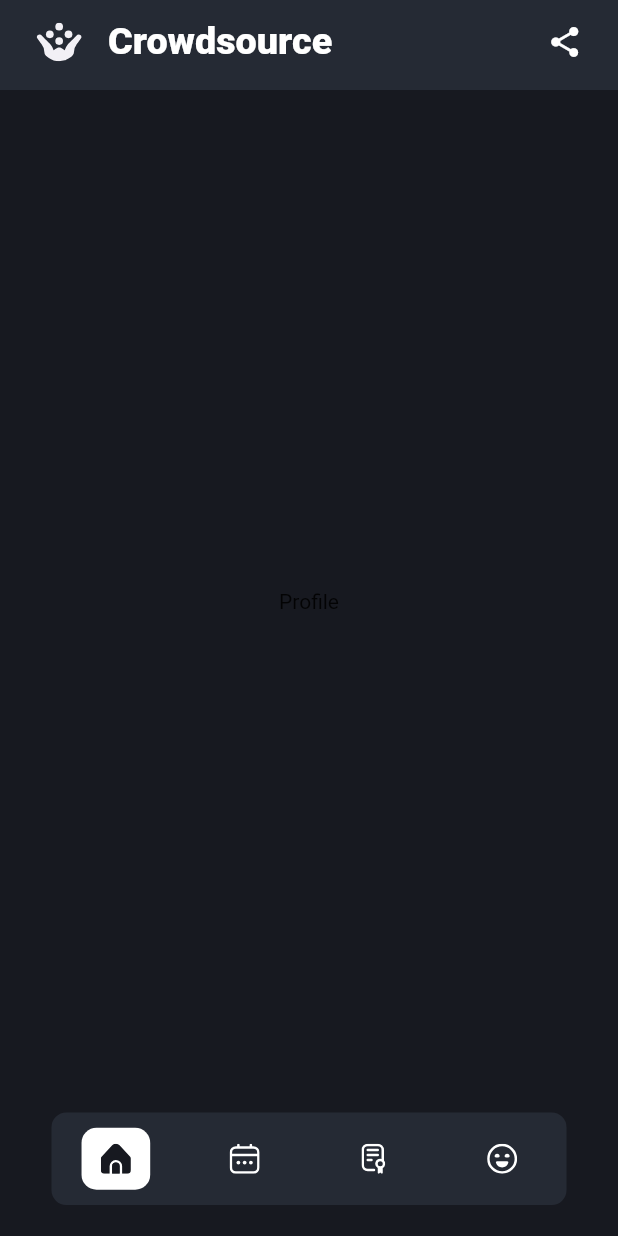
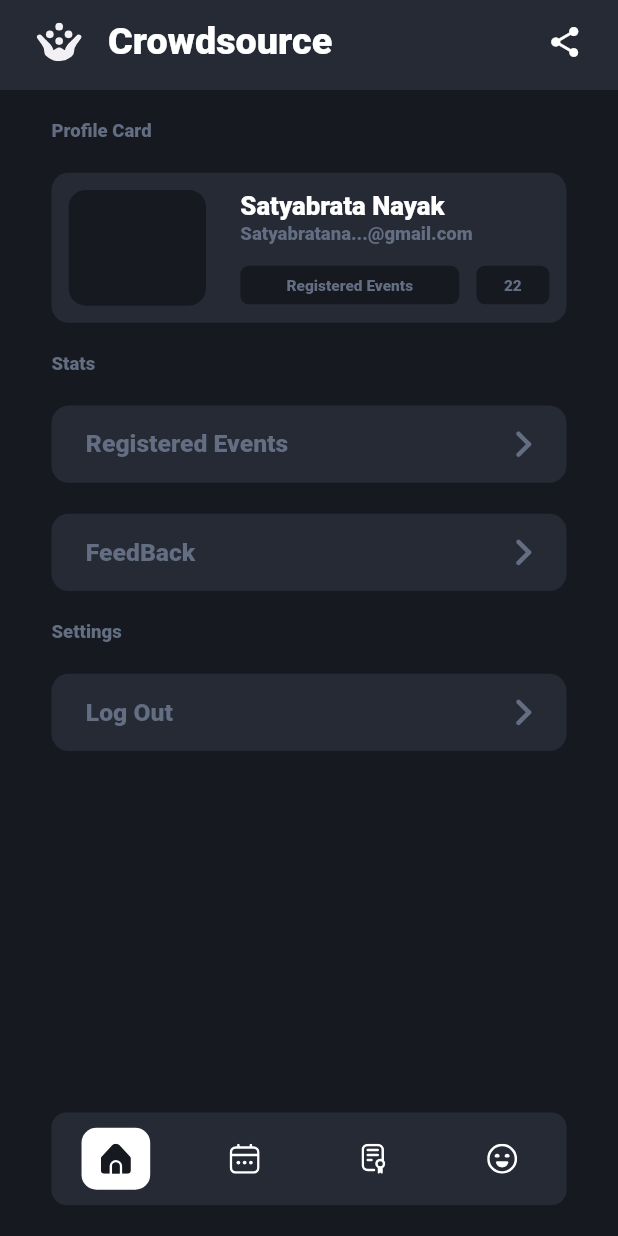
Before and after one commit to satyabratanayak/crowdsource, a Flutter app: the ParticipantHomePage screen opened directly, swiped to page 4, on a phone screen of 412 x 824 dp. Run offline on Flutter 3.47's test engine with Material 2 defaults, Android fonts, the phone set to English and light mode, and no system bars; our stand-ins replace flutter_svg, share_plus.

Commit message:
v0.3.0 Participant Profile Page Front end Completed

```diff
--- /dev/null
+++ b/lib/Frontend/Pages/HomePages/Participant/ContestPage/participant_contest_screen.dart
@@ -0,0 +1,12 @@
+import 'package:flutter/material.dart';
+
+class ParticipantContestScreen extends StatelessWidget {
+  const ParticipantContestScreen({Key? key}) : super(key: key);
+
+  @override
+  Widget build(BuildContext context) {
+    return const Center(
+      child: Text("Participant Home"),
+    );
+  }
+}
--- /dev/null
+++ b/lib/Frontend/Pages/HomePages/Participant/EventPage/participant_event_screen.dart
@@ -0,0 +1,20 @@
+import 'package:crowdsource/Frontend/widgets/title_card.dart';
+import 'package:crowdsource/Utilities/constants.dart';
+import 'package:flutter/material.dart';
+
+class ParticipantEventScreen extends StatelessWidget {
+  const ParticipantEventScreen({Key? key}) : super(key: key);
+
+  @override
+  Widget build(BuildContext context) {
+    return Padding(
+      padding: kSingleHorizontal,
+      child: Column(
+        crossAxisAlignment: CrossAxisAlignment.start,
+        children: const [
+          TitleHeading(title: "Contests"),
+        ],
+      ),
+    );
+  }
+}
--- /dev/null
+++ b/lib/Frontend/Pages/HomePages/Participant/HomePage/participant_home_screen.dart
@@ -0,0 +1,14 @@
+import 'package:flutter/material.dart';
+
+class ParticipantHomeScreen extends StatelessWidget {
+  const ParticipantHomeScreen({Key? key}) : super(key: key);
+
+  @override
+  Widget build(BuildContext context) {
+    return const Center(
+      child: Text(
+        "Participant Home",
+      ),
+    );
+  }
+}
--- /dev/null
+++ b/lib/Frontend/Pages/HomePages/Participant/ProfilePage/participant_profile_screen.dart
@@ -0,0 +1,172 @@
+import 'package:crowdsource/Frontend/widgets/showsnack.dart';
+import 'package:crowdsource/Frontend/widgets/title_card.dart';
+import 'package:crowdsource/Utilities/constants.dart';
+import 'package:crowdsource/Utilities/size_config.dart';
+import 'package:flutter/material.dart';
+import 'package:flutter_svg/flutter_svg.dart';
+
+class ParticipantProfileScreen extends StatelessWidget {
+  const ParticipantProfileScreen({Key? key}) : super(key: key);
+
+  @override
+  Widget build(BuildContext context) {
+    return Padding(
+      padding: kSingleHorizontal,
+      child: Column(
+        crossAxisAlignment: CrossAxisAlignment.start,
+        children: [
+          const TitleHeading(title: "Profile Card"),
+          const ProfileCard(),
+          const TitleHeading(title: "Stats"),
+          SettingsButton(
+              onTap: () {
+                showButtonsnack(context, "We are working on it,");
+              },
+              title: "Registered Events"),
+          SizedBox(height: getHeight(20)),
+          SettingsButton(
+              onTap: () {
+                showButtonsnack(context, "We are working on it,");
+              },
+              title: "FeedBack"),
+          const TitleHeading(title: "Settings"),
+          SettingsButton(onTap: () {}, title: "Log Out")
+        ],
+      ),
+    );
+  }
+}
+
+class SettingsButton extends StatelessWidget {
+  final VoidCallback onTap;
+  final String title;
+  const SettingsButton({
+    Key? key,
+    required this.onTap,
+    required this.title,
+  }) : super(key: key);
+
+  @override
+  Widget build(BuildContext context) {
+    return InkWell(
+      borderRadius: BorderRadius.circular(30),
+      onTap: onTap,
+      child: Container(
+        height: getHeight(50),
+        decoration: BoxDecoration(
+          color: kPrimaryLight,
+          borderRadius: kHalfCurve,
+        ),
+        child: Padding(
+          padding: kFullHorizontal,
+          child: Row(
+            // mainAxisAlignment: MainAxisAlignment.spaceAround,
+            children: [
+              Text(
+                title,
+                style: kStylePrimaryButtonLight,
+              ),
+              const Spacer(),
+              SvgPicture.asset("assets/icons/icon_next.svg")
+            ],
+          ),
+        ),
+      ),
+    );
+  }
+}
+
+class ProfileCard extends StatelessWidget {
+  const ProfileCard({
+    Key? key,
+  }) : super(key: key);
+
+  @override
+  Widget build(BuildContext context) {
+    return Container(
+      height: 100,
+      decoration: BoxDecoration(
+        color: kPrimaryLight,
+        borderRadius: kHalfCurve,
+      ),
+      child: Row(
+        children: [
+          Expanded(
+            flex: 1,
+            child: Padding(
+              padding: kHalfPad,
+              child: Container(
+                decoration: BoxDecoration(
+                  color: kPrimaryDark,
+                  borderRadius: kHalfCurve,
+                ),
+              ),
+            ),
+          ),
+          Expanded(
+            flex: 2,
+            child: Padding(
+              padding: kHalfPad,
+              child: Column(
+                crossAxisAlignment: CrossAxisAlignment.start,
+                mainAxisAlignment: MainAxisAlignment.spaceAround,
+                children: [
+                  Text(
+                    "Satyabrata Nayak",
+                    style: kStylePrimaryHeading,
+                  ),
+                  Text(
+                    "Satyabratana...@gmail.com",
+                    style: kStylePrimaryPara,
+                  ),
+                  SizedBox(
+                    height: getHeight(10),
+                  ),
+                  Row(
+                    children: [
+                      Expanded(
+                        flex: 3,
+                        child: Container(
+                          height: getHeight(25),
+                          decoration: BoxDecoration(
+                            color: kPrimaryDark,
+                            borderRadius: kQuatCurve,
+                          ),
+                          child: Center(
+                            child: Text(
+                              "Registered Events",
+                              style: kStyleSecondaryPara,
+                            ),
+                          ),
+                        ),
+                      ),
+                      SizedBox(
+                        width: getWidth(10),
+                      ),
+                      Expanded(
+                        flex: 1,
+                        child: Container(
+                          height: getHeight(25),
+                          decoration: BoxDecoration(
+                            color: kPrimaryDark,
+                            borderRadius: kQuatCurve,
+                          ),
+                          child: Center(
+                            child: Text(
+                              "22",
+                              style: kStyleSecondaryPara,
+                            ),
+                          ),
+                        ),
+                      ),
+                    ],
+                  )
+                ],
+              ),
+            ),
+          ),
+        ],
+      ),
+    );
+  }
+}
--- a/lib/Frontend/Pages/HomePages/Participant/participant_home.dart
+++ b/lib/Frontend/Pages/HomePages/Participant/participant_home.dart
@@ -1,3 +1,7 @@
+import 'package:crowdsource/Frontend/Pages/HomePages/Participant/ContestPage/participant_contest_screen.dart';
+import 'package:crowdsource/Frontend/Pages/HomePages/Participant/EventPage/participant_event_screen.dart';
+import 'package:crowdsource/Frontend/Pages/HomePages/Participant/HomePage/participant_home_screen.dart';
+import 'package:crowdsource/Frontend/Pages/HomePages/Participant/ProfilePage/participant_profile_screen.dart';
 import 'package:crowdsource/Frontend/widgets/BottomBar/bottom_bar.dart';
 import 'package:crowdsource/Frontend/widgets/widget_appbar.dart';
 import 'package:crowdsource/Utilities/constants.dart';
@@ -29,10 +33,10 @@ class _ParticipantHomePageState extends State<ParticipantHomePage> {
         physics: const NeverScrollableScrollPhysics(),
         controller: pageController,
         children: const [
-          Center(child: Text("Home")),
-          Center(child: Text("Event")),
-          Center(child: Text("Contest")),
-          Center(child: Text("Profile")),
+          ParticipantHomeScreen(),
+          ParticipantEventScreen(),
+          ParticipantContestScreen(),
+          ParticipantProfileScreen(),
         ],
       ),
       bottomNavigationBar: NavigateBar(
--- a/lib/Frontend/Pages/WelcomePage/choosetag.dart
+++ b/lib/Frontend/Pages/WelcomePage/choosetag.dart
@@ -45,7 +45,7 @@ class _ChooseProfilePageState extends State<ChooseProfilePage> {
                         child: Text(
                           "Join the app by selecting one of the tags. Are you an influencer or a participant ?",
                           textAlign: TextAlign.center,
-                          style: kStyleSecondaryPara,
+                          style: kStylePrimaryPara,
                         ),
                       ),
                     ]),
--- a/lib/Frontend/Pages/WelcomePage/signin.dart
+++ b/lib/Frontend/Pages/WelcomePage/signin.dart
@@ -1,5 +1,6 @@
 import 'package:crowdsource/Frontend/Pages/HomePages/Influencer/influencer_homepage.dart';
 import 'package:crowdsource/Frontend/Pages/HomePages/Participant/participant_home.dart';
+import 'package:crowdsource/Frontend/widgets/showsnack.dart';
 import 'package:crowdsource/Utilities/size_config.dart';
 import 'package:crowdsource/backend/Providers/provider_tag.dart';
 import 'package:flutter/material.dart';
@@ -46,7 +47,7 @@ class SignInPage extends StatelessWidget {
                         child: Text(
                           "Choose the best social login for joining google crowsource ?",
                           textAlign: TextAlign.center,
-                          style: kStyleSecondaryPara,
+                          style: kStylePrimaryPara,
                         ),
                       ),
                     ]),
@@ -63,19 +64,19 @@ class SignInPage extends StatelessWidget {
                         children: [
                           SocialButtons(
                             onTap: () {
-                              showButtonsnack(context);
+                              showButtonsnack(context, "We are working on it, please try sign in with google");
                             },
                             svgPath: "assets/icons/icon_apple.svg",
                           ),
                           SocialButtons(
                             onTap: () {
-                              showButtonsnack(context);
+                              showButtonsnack(context, "We are working on it, please try sign in with google");
                             },
                             svgPath: "assets/icons/icon_github.svg",
                           ),
                           SocialButtons(
                             onTap: () {
-                              showButtonsnack(context);
+                              showButtonsnack(context, "We are working on it, please try sign in with google");
                             },
                             svgPath: "assets/icons/icon_twitter.svg",
                           ),
@@ -214,10 +215,3 @@ class SocialButtons extends StatelessWidget {
     );
   }
 }
-
-showButtonsnack(BuildContext context) {
-  ScaffoldMessenger.of(context).showSnackBar(const SnackBar(
-    content: Text("We are working on it, please try sign in with google"),
-    duration: Duration(milliseconds: 500),
-  ));
-}
--- a/lib/Frontend/widgets/optioncard.dart
+++ b/lib/Frontend/widgets/optioncard.dart
@@ -67,7 +67,7 @@ class _OptionCardState extends State<OptionCard> {
                     ),
                     Text(
                       widget.description,
-                      style: kStyleSecondaryPara,
+                      style: kStylePrimaryPara,
                     )
                   ],
                 ),
--- /dev/null
+++ b/lib/Frontend/widgets/showsnack.dart
@@ -0,0 +1,8 @@
+import 'package:flutter/material.dart';
+
+showButtonsnack(BuildContext context, String text) {
+  ScaffoldMessenger.of(context).showSnackBar(SnackBar(
+    content: Text(text),
+    duration: const Duration(milliseconds: 500),
+  ));
+}
--- /dev/null
+++ b/lib/Frontend/widgets/title_card.dart
@@ -0,0 +1,30 @@
+import 'package:crowdsource/Utilities/constants.dart';
+import 'package:crowdsource/Utilities/size_config.dart';
+import 'package:flutter/material.dart';
+
+class TitleHeading extends StatelessWidget {
+  final String title;
+  const TitleHeading({
+    Key? key,
+    required this.title,
+  }) : super(key: key);
+
+  @override
+  Widget build(BuildContext context) {
+    return Column(
+      crossAxisAlignment: CrossAxisAlignment.start,
+      children: [
+        SizedBox(
+          height: getHeight(20),
+        ),
+        Text(
+          title,
+          style: kStylePrimaryPara,
+        ),
+        SizedBox(
+          height: getHeight(20),
+        ),
+      ],
+    );
+  }
+}
--- a/lib/Utilities/constants.dart
+++ b/lib/Utilities/constants.dart
@@ -31,16 +31,21 @@ TextStyle kStyleSecondaryBold = TextStyle(
   fontSize: getHeight(22),
   fontWeight: FontWeight.w900,
 );
+TextStyle kStylePrimaryHeading = TextStyle(
+  color: kPrimaryText,
+  fontSize: getWidth(15),
+  fontWeight: FontWeight.w800,
+);
 
 // Pararaph Text Style
 TextStyle kStylePrimaryPara = TextStyle(
   color: kSecondaryText,
-  fontSize: getHeight(14),
+  fontSize: getHeight(12),
   fontWeight: FontWeight.w900,
 );
 TextStyle kStyleSecondaryPara = TextStyle(
   color: kSecondaryText,
-  fontSize: getHeight(12),
+  fontSize: getHeight(10),
   fontWeight: FontWeight.w900,
 );
 
@@ -52,7 +57,7 @@ TextStyle kStylePrimaryButton = TextStyle(
 );
 TextStyle kStylePrimaryButtonLight = TextStyle(
   color: kSecondaryText,
-  fontSize: getHeight(18),
+  fontSize: getHeight(16),
   fontWeight: FontWeight.w900,
 );
 TextStyle kStyleSecondaryButton = TextStyle(
@@ -86,7 +91,8 @@ EdgeInsetsGeometry kDoublePad = EdgeInsets.all(getWidth(40));
 // EdgeInsets.Symmetric - Horizontal Padding Constants on this Project
 EdgeInsetsGeometry kQuatHorizontal = EdgeInsets.symmetric(horizontal: getWidth(5));
 EdgeInsetsGeometry kHalfHorizontal = EdgeInsets.symmetric(horizontal: getWidth(10));
-EdgeInsetsGeometry kSingleHorizontal = EdgeInsets.symmetric(horizontal: getWidth(20));
+EdgeInsetsGeometry kFullHorizontal = EdgeInsets.symmetric(horizontal: getWidth(20));
+EdgeInsetsGeometry kSingleHorizontal = EdgeInsets.symmetric(horizontal: getWidth(30));
 EdgeInsetsGeometry kDoubleHorizontal = EdgeInsets.symmetric(horizontal: getWidth(40));
 
 // EdgeInsets.Symmetric - Vertical Padding Constants on this Project
```
